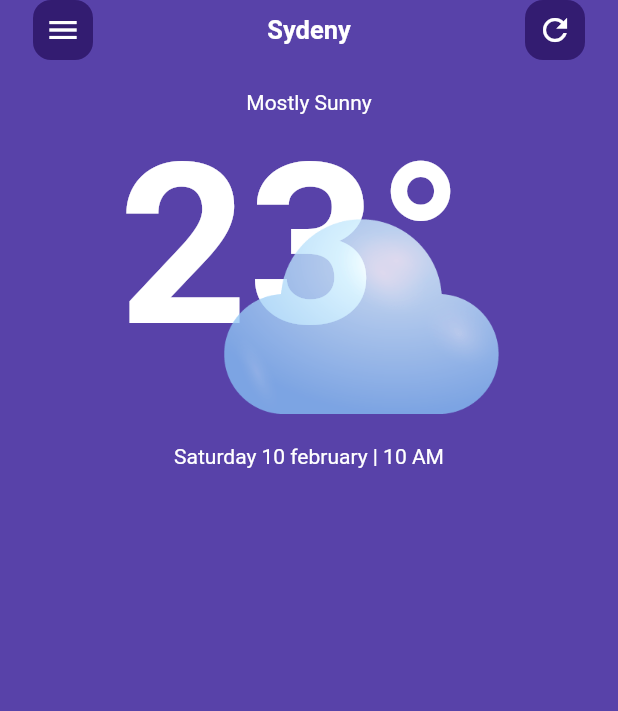
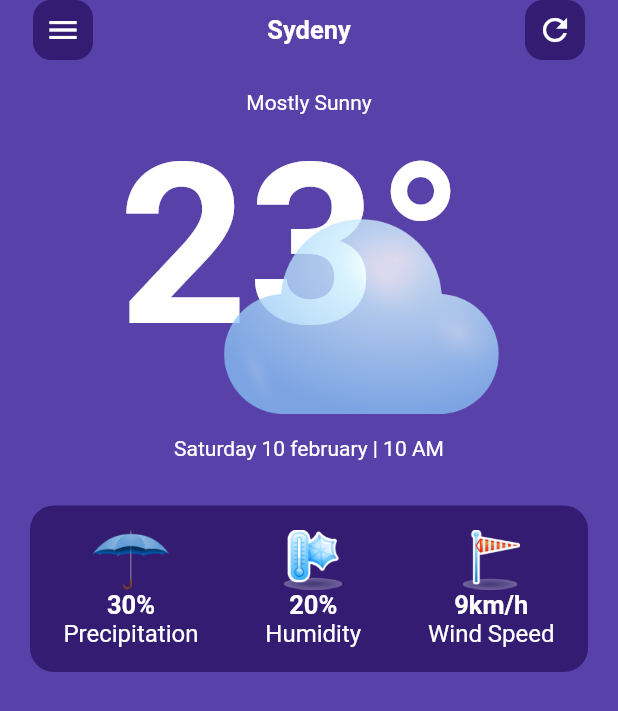
Before and after one commit to AmeenZullaq/weather-app, a Flutter app: the screen it shows after launch, on a phone screen of 412 x 824 dp. Shown: the top 711 px of the screen. Run offline on Flutter 3.47's test engine with Material 2 defaults, Android fonts, the light colour scheme and no system bars.

Commit message:
create today weather info

```diff
--- /dev/null
+++ b/lib/core/utilis/app_colors.dart
@@ -0,0 +1,5 @@
+import 'package:flutter/material.dart';
+
+class AppColors {
+  static const containerColor = Color(0xFF331C71);
+}
--- a/lib/core/utilis/assets.dart
+++ b/lib/core/utilis/assets.dart
@@ -1,3 +1,6 @@
 class AssetsData {
   static const testImage = 'assets/images/lightcloud.png';
+  static const humidity = 'assets/images/humidity.png';
+  static const umbrella = 'assets/images/umbrella-transparent-background-23.png';
+  static const windSpeed = 'assets/images/windspeed.png';
 }
--- a/lib/core/utilis/styles.dart
+++ b/lib/core/utilis/styles.dart
@@ -1,19 +1,19 @@
 import 'package:flutter/material.dart';
 
 class Styles {
-  static const textStyle14 = TextStyle(
-    color: Colors.white,
-  );
+  static const textStyle14 = TextStyle();
 
   static const textStyle150 = TextStyle(
     fontSize: 150,
     fontWeight: FontWeight.bold,
-    color: Colors.white,
   );
 
   static const textStyle17 = TextStyle(
     fontSize: 17,
     fontWeight: FontWeight.bold,
-    color: Colors.white,
+  );
+
+  static const textStyle16 = TextStyle(
+    fontSize: 16,
   );
 }
--- a/lib/core/widgets/custom_button.dart
+++ b/lib/core/widgets/custom_button.dart
@@ -1,4 +1,5 @@
 import 'package:flutter/material.dart';
+import 'package:waether_app/core/utilis/app_colors.dart';
 
 class CustomButton extends StatelessWidget {
   const CustomButton({super.key, required this.icon});
@@ -11,7 +12,7 @@ class CustomButton extends StatelessWidget {
         height: 40,
         width: 40,
         decoration: BoxDecoration(
-          color: const Color(0xFF331C71),
+          color: AppColors.containerColor,
           borderRadius: BorderRadius.circular(12),
         ),
         child: Icon(
--- a/lib/features/home/presentation/views/widgets/home_view_body.dart
+++ b/lib/features/home/presentation/views/widgets/home_view_body.dart
@@ -1,6 +1,7 @@
 import 'package:flutter/material.dart';
 import 'home_app_bar.dart';
 import 'today_weatjer.dart';
+import 'weather_info.dart';
 
 class HomeViewBody extends StatelessWidget {
   const HomeViewBody({super.key});
@@ -12,10 +13,11 @@ class HomeViewBody extends StatelessWidget {
         crossAxisAlignment: CrossAxisAlignment.center,
         children: [
           HomeAppBar(),
-          SizedBox(
-            height: 20,
-          ),
+          SizedBox(height: 20),
           TodayWeather(),
+          SizedBox(height: 30),
+          WeatherInfo(),
+          SizedBox(height: 20),
         ],
       ),
     );
--- a/lib/features/home/presentation/views/widgets/today_weatjer.dart
+++ b/lib/features/home/presentation/views/widgets/today_weatjer.dart
@@ -24,7 +24,7 @@ class TodayWeather extends StatelessWidget {
               padding: EdgeInsets.only(
                 left: 70,
                 top: 70,
-                bottom: 20,
+                bottom: 15,
               ),
               child: Opacity(
                 opacity: 0.8,
--- /dev/null
+++ b/lib/features/home/presentation/views/widgets/weather_info.dart
@@ -0,0 +1,40 @@
+import 'package:flutter/material.dart';
+import '../../../../../core/utilis/app_colors.dart';
+import '../../../../../core/utilis/assets.dart';
+import 'weather_info_item.dart';
+
+class WeatherInfo extends StatelessWidget {
+  const WeatherInfo({super.key});
+
+  @override
+  Widget build(BuildContext context) {
+    return Container(
+      padding: const EdgeInsets.symmetric(vertical: 16),
+      margin: const EdgeInsets.symmetric(horizontal: 20),
+      decoration: BoxDecoration(
+        color: AppColors.containerColor,
+        borderRadius: BorderRadius.circular(16),
+      ),
+      child: const Row(
+        mainAxisAlignment: MainAxisAlignment.spaceAround,
+        children: [
+          WeatherInfoItem(
+            image: AssetsData.umbrella,
+            text1: '30%',
+            text2: 'Precipitation',
+          ),
+          WeatherInfoItem(
+            image: AssetsData.humidity,
+            text1: '20%',
+            text2: 'Humidity',
+          ),
+          WeatherInfoItem(
+            image: AssetsData.windSpeed,
+            text1: '9km/h',
+            text2: 'Wind Speed',
+          ),
+        ],
+      ),
+    );
+  }
+}
--- /dev/null
+++ b/lib/features/home/presentation/views/widgets/weather_info_item.dart
@@ -0,0 +1,37 @@
+import 'package:flutter/material.dart';
+import '../../../../../core/utilis/styles.dart';
+
+class WeatherInfoItem extends StatelessWidget {
+  const WeatherInfoItem({
+    super.key,
+    required this.image,
+    required this.text1,
+    required this.text2,
+  });
+
+  final String image;
+  final String text1;
+  final String text2;
+
+  @override
+  Widget build(BuildContext context) {
+    return Column(
+      children: [
+        Image(
+          height: 40,
+          image: AssetImage(
+            image,
+          ),
+        ),
+        Text(
+          text1,
+          style: Styles.textStyle17,
+        ),
+        Text(
+          text2,
+          style: Styles.textStyle16,
+        ),
+      ],
+    );
+  }
+}
--- a/lib/main.dart
+++ b/lib/main.dart
@@ -20,6 +20,7 @@ class MyApp extends StatelessWidget {
     return MaterialApp(
       debugShowCheckedModeBanner: false,
       theme: ThemeData(
+        brightness: Brightness.dark,
         scaffoldBackgroundColor: kPrimaryColor,
       ),
       home: const HomeView(),
```
Also changed, not shown: assets/images/humidity.png (added), assets/images/umbrella-transparent-background-23.png (added), assets/images/windspeed.png (added).
